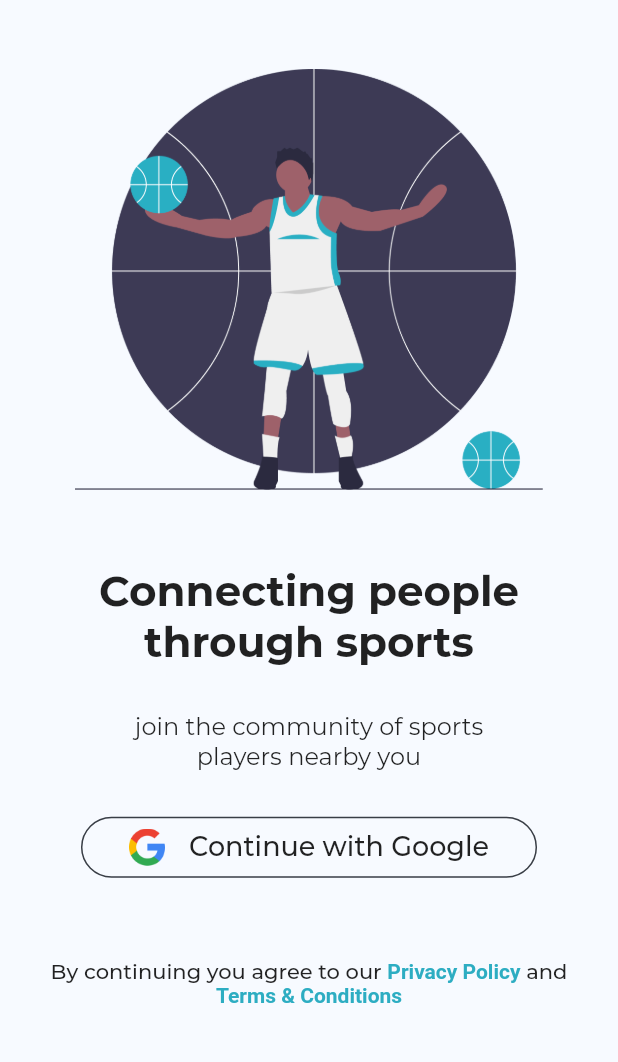
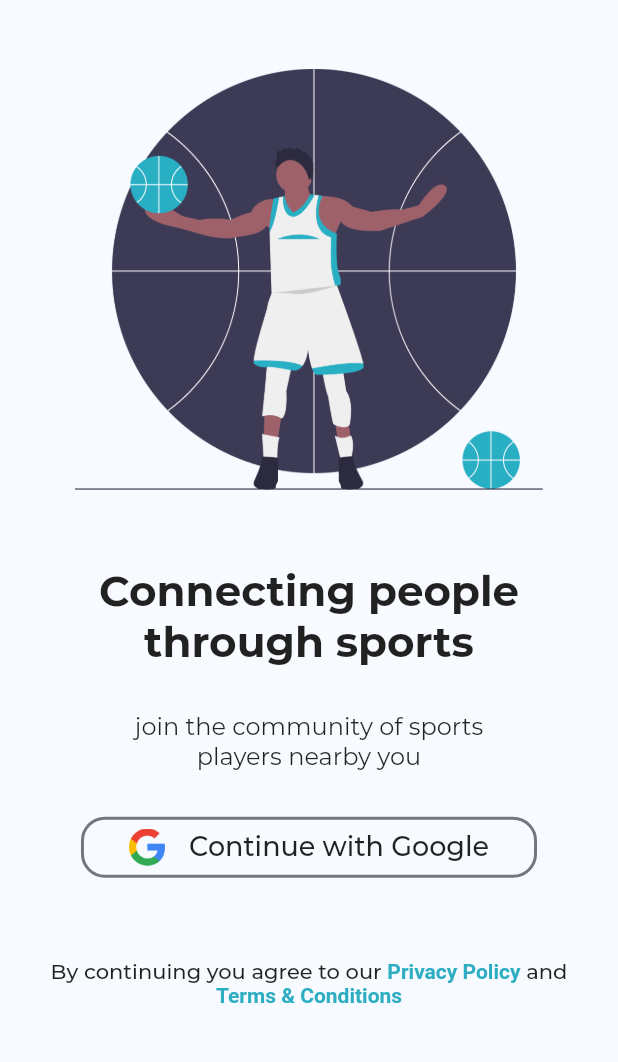
Before and after one commit to Runbhumi/Runbhumi, a Flutter app: the GauthPage screen opened by its route, on a phone screen of 412 x 824 dp, the part 84-1146 px from its top. Run offline on Flutter 3.47's test engine with Material 2 defaults, Android fonts, the phone set to English and light mode, and no system bars; our stand-ins replace bubble_tab_indicator, cloud_firestore, datetime_picker_formfield, firebase_auth, firebase_core, firebase_messaging and 9 more; missing offline and left inert: stripe_payment; accounts and stored records are empty; project files that could hold a hidden picture were left out.

Commit message:
✨enhanced Gauth btn

```diff
--- a/lib/widget/googleOauth.dart
+++ b/lib/widget/googleOauth.dart
@@ -29,7 +29,8 @@ class _GoogleOauthState extends State<GoogleOauth> {
             });
           },
           borderSide: BorderSide(
-            color: Theme.of(context).backgroundColor,
+            color: Theme.of(context).backgroundColor.withOpacity(0.7),
+            width: 2.0
           ),
           child: Center(
             child: Row(
@@ -59,7 +60,7 @@ class _GoogleOauthState extends State<GoogleOauth> {
             ),
           ),
           shape: new RoundedRectangleBorder(
-            borderRadius: new BorderRadius.circular(30.0),
+            borderRadius: new BorderRadius.circular(16.0),
           ),
         ),
       ],
```
